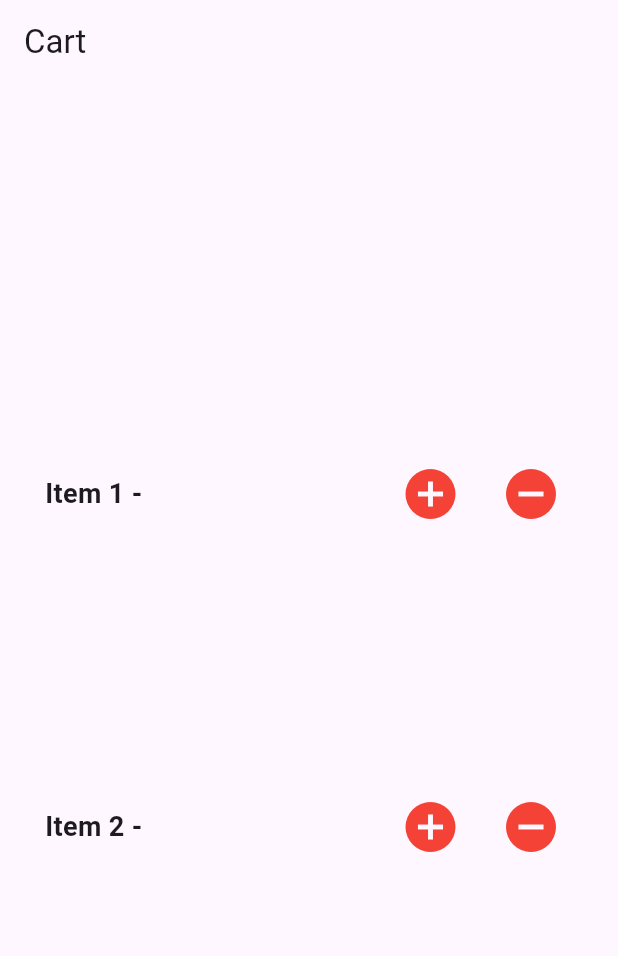
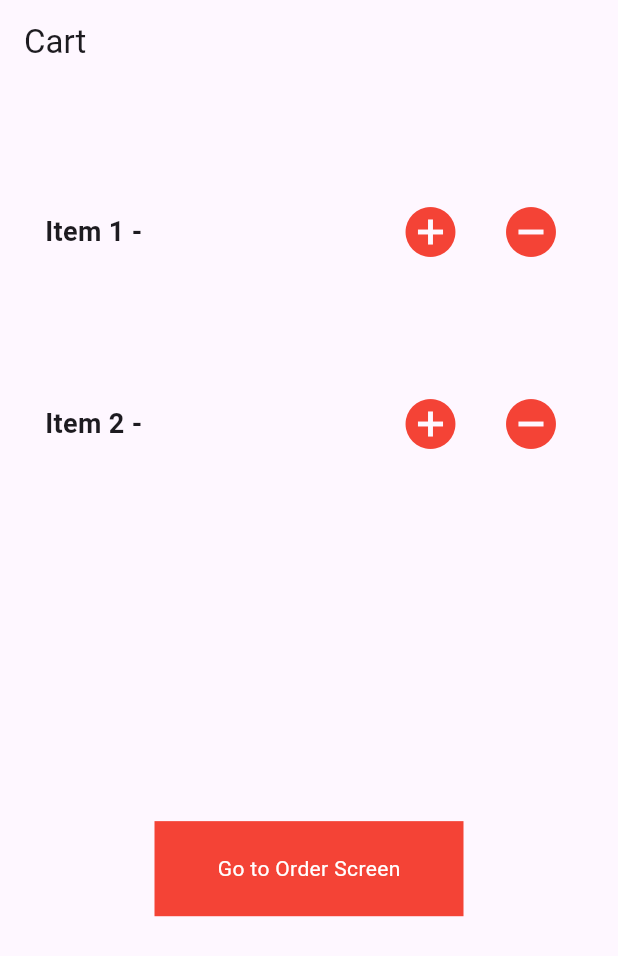
Before and after one commit to PriyangshuJS/GetX_Fst, a Flutter app: the screen it shows after launch, on a phone screen of 412 x 824 dp. Shown: the top 956 px of the screen. Run offline on Flutter 3.47's test engine with Material 3 defaults, Android fonts, the light colour scheme and no system bars; our stand-ins replace get.

Commit message:
Navigation and routing

```diff
--- a/lib/cartScreen.dart
+++ b/lib/1cartScreen.dart
@@ -1,4 +1,6 @@
 import 'package:flutter/material.dart';
+import 'package:get/get.dart';
+import 'package:getxfst/2OrderScreen.dart';
 
 class CartScreen extends StatelessWidget {
   const CartScreen({Key? key});
@@ -6,16 +8,36 @@ class CartScreen extends StatelessWidget {
   @override
   Widget build(BuildContext context) {
     return Scaffold(
-      appBar: AppBar(title: Text("Cart")),
+      appBar: AppBar(title: const Text("Cart")),
       body: Padding(
         padding: const EdgeInsets.all(30),
-        child: Column(
-          mainAxisAlignment: MainAxisAlignment.center,
-          children: [
-            CartItem(itemName: "Item 1"),
-            SizedBox(height: 16),
-            CartItem(itemName: "Item 2"),
-          ],
+        child: SingleChildScrollView(
+          child: Column(
+            mainAxisAlignment: MainAxisAlignment.spaceEvenly,
+            children: [
+              const SizedBox(height: 10),
+              const CartItem(itemName: "Item 1"),
+              const SizedBox(height: 10),
+              const CartItem(itemName: "Item 2"),
+              SizedBox(height: MediaQuery.of(context).size.height / 4),
+              GestureDetector(
+                onTap: () {
+                  // Get.to(OrderScreen(item1: "Mac Book"));  // ---This works normally below is routing -
+                  Get.toNamed("\screen1", arguments: ["Mac Book"]);
+                },
+                child: Container(
+                  color: Colors.red,
+                  height: MediaQuery.of(context).size.height / 13,
+                  width: MediaQuery.of(context).size.width / 2,
+                  child: const Center(
+                      child: Text(
+                    "Go to Order Screen",
+                    style: TextStyle(color: Colors.white),
+                  )),
+                ),
+              )
+            ],
+          ),
         ),
       ),
     );
@@ -37,7 +59,7 @@ class _CartItemState extends State<CartItem> {
   @override
   Widget build(BuildContext context) {
     return SizedBox(
-      height: MediaQuery.of(context).size.height / 4,
+      height: MediaQuery.of(context).size.height / 7,
       child: Row(
         mainAxisAlignment: MainAxisAlignment.spaceBetween,
         children: [
--- a/lib/main.dart
+++ b/lib/main.dart
@@ -1,5 +1,8 @@
 import 'package:flutter/material.dart';
-import 'package:getxfst/cartScreen.dart';
+import 'package:get/get.dart';
+import 'package:getxfst/1cartScreen.dart';
+import 'package:getxfst/2OrderScreen.dart';
+import 'package:getxfst/3PlaceOrder.dart';
 
 void main() {
   runApp(const MyApp());
@@ -8,16 +11,17 @@ void main() {
 class MyApp extends StatelessWidget {
   const MyApp({super.key});
 
-  // This widget is the root of your application.
   @override
   Widget build(BuildContext context) {
-    return MaterialApp(
-      title: 'Flutter Demo',
-      theme: ThemeData(
-        colorScheme: ColorScheme.fromSeed(seedColor: Colors.deepPurple),
-        useMaterial3: true,
-      ),
+    return GetMaterialApp(
+      debugShowCheckedModeBanner: false,
+      theme: ThemeData(primarySwatch: Colors.red),
       home: CartScreen(),
+      getPages: [
+        GetPage(name: "/", page: () => CartScreen()),
+        GetPage(name: "/screen1", page: () => OrderScreen()),
+        GetPage(name: "/screen2", page: () => PlaceOrder()),
+      ],
     );
   }
 }
```
Also changed, not shown: lib/2OrderScreen.dart (added, +44 -0 lines), lib/3PlaceOrder.dart (added, +41 -0 lines).
